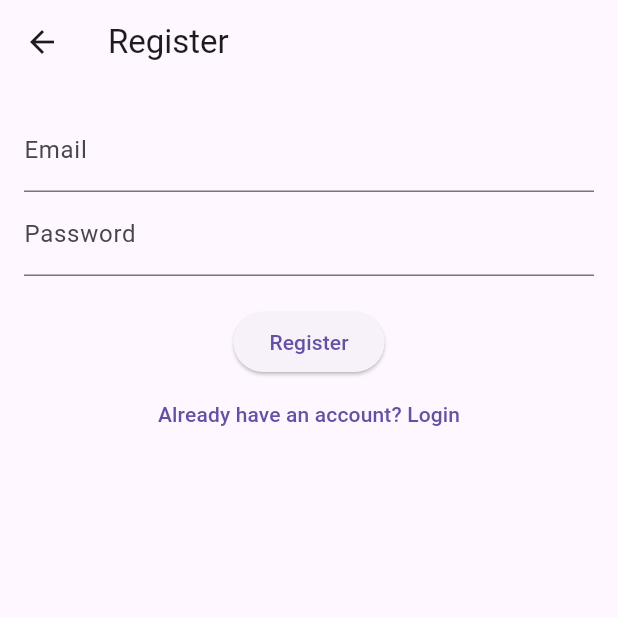
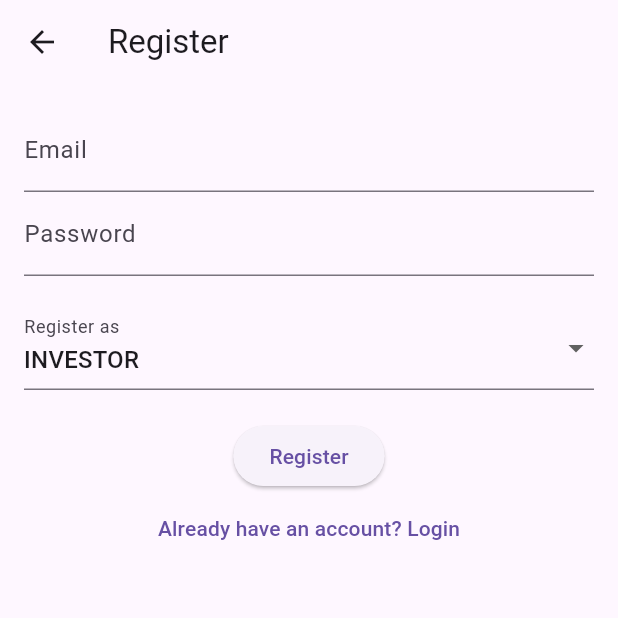
Before and after one commit to Uwerajanviere/energy_prjct, a Flutter app: the screen it shows after launch, after a tap on "Don't have an account? Register here", on a phone screen of 412 x 824 dp, the top half of it. Run offline on Flutter 3.47's test engine with Material 3 defaults, Android fonts, the phone set to English and light mode, and no system bars; our stand-ins replace cloud_firestore, firebase_auth, firebase_core; accounts and stored records are empty; network calls fail.

Commit message:
energy app first version

```diff
--- a/lib/main.dart
+++ b/lib/main.dart
@@ -1,17 +1,22 @@
-import 'package:firebase_core/firebase_core.dart';
-import 'package:flutter/foundation.dart';
-import 'package:flutter/material.dart';
-import 'package:provider/provider.dart';
-import 'provider/auth_provider.dart';
-import 'screens/auth/login_screen.dart';
-import 'screens/auth/register_screen.dart';
-import 'screens/home_screen.dart';
+// Import necessary packages
+import 'package:firebase_core/firebase_core.dart'; // For initializing Firebase
+import 'package:flutter/foundation.dart'; // Provides platform check (e.g., isWeb)
+import 'package:flutter/material.dart'; // Main Flutter UI package
+import 'package:provider/provider.dart'; // For state management using Provider
+
+// Import your custom files
+import 'provider/auth_provider.dart'; // Authentication logic using ChangeNotifier
+import 'screens/auth/login_screen.dart'; // Login screen UI
+import 'screens/auth/register_screen.dart'; // Register screen UI
+import 'screens/home_screen.dart'; // Home screen UI after login
 
 void main() async {
+  // Ensure Flutter engine is initialized before calling any async code
   WidgetsFlutterBinding.ensureInitialized();
 
-  // Initialize Firebase with web options if on Web
+  // Initialize Firebase differently depending on the platform
   if (kIsWeb) {
+    // Web requires specific Firebase options
     await Firebase.initializeApp(
       options: const FirebaseOptions(
         apiKey: "AIzaSyB2E3cIYu8HNqBhwQXRw94yL11dTwKZOOM",
@@ -23,29 +28,33 @@ void main() async {
       ),
     );
   } else {
+    // Mobile platforms can use default initialization
     await Firebase.initializeApp();
   }
 
+  // Start the Flutter application with providers
   runApp(
     MultiProvider(
       providers: [
+        // Provide an instance of AuthProvider for authentication state
         ChangeNotifierProvider(create: (_) => AuthProvider()),
       ],
-      child: MyApp(),
+      child: MyApp(), // Main widget of the app
     ),
   );
 }
 
+// The root widget of the app
 class MyApp extends StatelessWidget {
   @override
   Widget build(BuildContext context) {
     return MaterialApp(
-      debugShowCheckedModeBanner: false,
-      initialRoute: '/login',
+      debugShowCheckedModeBanner: false, // Remove debug banner from UI
+      initialRoute: '/login', // Default screen shown at startup
       routes: {
-        '/login': (context) => LoginScreen(),
-        '/register': (context) => RegisterScreen(),
-        '/home': (context) => HomeScreen(),
+        '/login': (context) => LoginScreen(), // Route to login screen
+        '/register': (context) => RegisterScreen(), // Route to register screen
+        '/home': (context) => HomeScreen(), // Route to home screen after login
       },
     );
   }
--- a/lib/models/project_model.dart
+++ b/lib/models/project_model.dart
@@ -17,6 +17,7 @@ class Project {
     required this.currentAmount,
   });
 
+  // Convert to Firestore-friendly map
   Map<String, dynamic> toMap() {
     return {
       'id': id,
@@ -29,6 +30,7 @@ class Project {
     };
   }
 
+  // Create a Project from Firestore map
   factory Project.fromMap(Map<String, dynamic> map) {
     return Project(
       id: map['id'],
@@ -36,8 +38,8 @@ class Project {
       description: map['description'],
       type: map['type'],
       location: map['location'],
-      goalAmount: map['goalAmount'],
-      currentAmount: map['currentAmount'],
+      goalAmount: (map['goalAmount'] as num).toDouble(),
+      currentAmount: (map['currentAmount'] as num).toDouble(),
     );
   }
 }
--- a/lib/screens/auth/register_screen.dart
+++ b/lib/screens/auth/register_screen.dart
@@ -1,7 +1,9 @@
 import 'package:flutter/material.dart';
 import 'package:provider/provider.dart';
 import '../../provider/auth_provider.dart';
-
+import 'package:firebase_auth/firebase_auth.dart';
+import 'package:cloud_firestore/cloud_firestore.dart';
+import '../home_screen.dart';
 class RegisterScreen extends StatefulWidget {
   @override
   _RegisterScreenState createState() => _RegisterScreenState();
@@ -11,21 +13,43 @@ class _RegisterScreenState extends State<RegisterScreen> {
   final TextEditingController emailController = TextEditingController();
   final TextEditingController passwordController = TextEditingController();
 
+  // Add a variable for user type
+  String _userType = 'investor'; // Default value
+
   void registerUser() async {
     final email = emailController.text.trim();
     final password = passwordController.text.trim();
 
     try {
-      await Provider.of<AuthProvider>(context, listen: false)
-          .register(email, password);
+      // Register the user
+      UserCredential userCredential = await FirebaseAuth.instance.createUserWithEmailAndPassword(
+        email: email,
+        password: password,
+      );
 
-      Navigator.pushReplacementNamed(context, '/home');
+      // Get the user ID
+      final uid = userCredential.user!.uid;
+
+      // Save user info in Firestore
+      await FirebaseFirestore.instance.collection('users').doc(uid).set({
+        'email': email,
+        'userType': _userType,
+      });
+
+      // Show success message
+      ScaffoldMessenger.of(context).showSnackBar(
+        SnackBar(content: Text('Registration successful! Please login.')),
+      );
+
+      // Redirect to Login screen
+      Navigator.pushReplacementNamed(context, '/login');
     } catch (e) {
       ScaffoldMessenger.of(context).showSnackBar(
         SnackBar(content: Text('Registration failed. Try again.')),
       );
     }
   }
+
 
   @override
   Widget build(BuildContext context) {
@@ -45,6 +69,23 @@ class _RegisterScreenState extends State<RegisterScreen> {
               obscureText: true,
             ),
             const SizedBox(height: 20),
+            // Dropdown to select user type (Investor or Project Owner)
+            DropdownButtonFormField<String>(
+              value: _userType,
+              onChanged: (value) {
+                setState(() {
+                  _userType = value!;
+                });
+              },
+              items: ['investor', 'project_owner'].map((type) {
+                return DropdownMenuItem(
+                  value: type,
+                  child: Text(type.replaceAll('_', ' ').toUpperCase()),
+                );
+              }).toList(),
+              decoration: InputDecoration(labelText: 'Register as'),
+            ),
+            const SizedBox(height: 20),
             ElevatedButton(
               onPressed: registerUser,
               child: Text('Register'),
@@ -54,7 +95,7 @@ class _RegisterScreenState extends State<RegisterScreen> {
                 Navigator.pushNamed(context, '/login');
               },
               child: Text("Already have an account? Login"),
-            )
+            ),
           ],
         ),
       ),
--- a/lib/screens/home_screen.dart
+++ b/lib/screens/home_screen.dart
@@ -4,13 +4,13 @@ import 'upload_project_screen.dart';
 class HomeScreen extends StatelessWidget {
   final bool isInvestor;
 
-  const HomeScreen({Key? key, this.isInvestor = true}) : super(key: key);
+  const HomeScreen({Key? key, this.isInvestor = false}) : super(key: key);
 
   @override
   Widget build(BuildContext context) {
     return Scaffold(
       appBar: AppBar(
-        title: Text('Renewable Energy Investment'),
+        title: Text('Renewable Energy Investment platform'),
         actions: [
           IconButton(
             icon: Icon(Icons.logout),
@@ -29,7 +29,7 @@ class InvestorView extends StatelessWidget {
   @override
   Widget build(BuildContext context) {
     return Center(
-      child: Text("Investor View - List of Projects will appear here"),
+      child: Text("Investor View - List of Projects will appear here!"),
     );
   }
 }
--- a/lib/screens/upload_project_screen.dart
+++ b/lib/screens/upload_project_screen.dart
@@ -33,6 +33,7 @@ class _UploadProjectScreenState extends State<UploadProjectScreen> {
       ScaffoldMessenger.of(context).showSnackBar(SnackBar(content: Text("Project Uploaded!")));
       Navigator.pop(context);
     }
+
   }
 
   @override
```
Also changed, not shown: lib/screens/auth/login_screen.dart (+15 -4 lines), lib/services/database_service.dart (+10 -2 lines).
